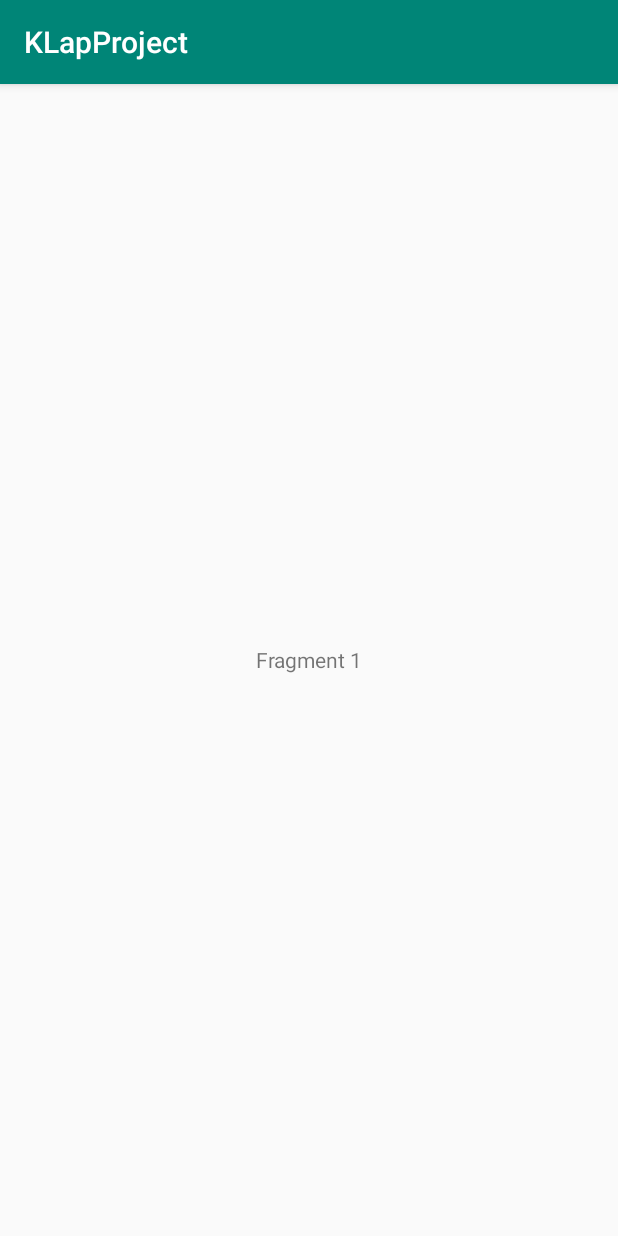
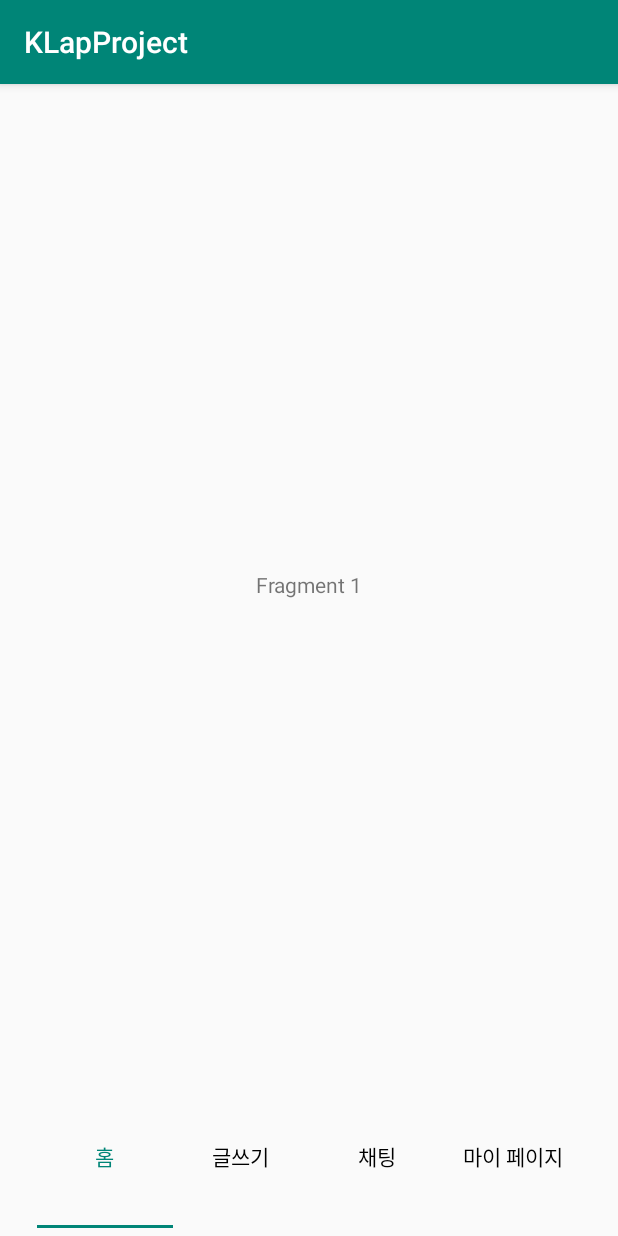
Before and after one commit to syoung125/K-Lab-group-buying-, an Android app: the screen it shows after launch (MainActivity), on a phone screen of 412 x 824 dp. Run offline under Robolectric (Android 15) with nearby library versions, the phone set to English and light mode, and no system bars.

Commit message:
기본값 수정

```diff
--- a/app/src/main/java/com/example/klapproject/Fragment3.kt
+++ b/app/src/main/java/com/example/klapproject/Fragment3.kt
@@ -9,6 +9,6 @@ import android.view.ViewGroup
 class Fragment3 : Fragment() {
 
     override fun onCreateView(inflater: LayoutInflater, container: ViewGroup?, savedInstanceState: Bundle?): View? {
-        return inflater.inflate(R.layout.fragment_fragment1, container, false)
+        return inflater.inflate(R.layout.fragment_fragment3, container, false)
     }
 }
--- a/app/src/main/java/com/example/klapproject/Fragment4.kt
+++ b/app/src/main/java/com/example/klapproject/Fragment4.kt
@@ -9,6 +9,6 @@ import android.view.ViewGroup
 class Fragment4 : Fragment() {
 
     override fun onCreateView(inflater: LayoutInflater, container: ViewGroup?, savedInstanceState: Bundle?): View? {
-        return inflater.inflate(R.layout.fragment_fragment1, container, false)
+        return inflater.inflate(R.layout.fragment_fragment4, container, false)
     }
 }
--- a/app/src/main/java/com/example/klapproject/MainActivity.kt
+++ b/app/src/main/java/com/example/klapproject/MainActivity.kt
@@ -18,10 +18,10 @@ class MainActivity : AppCompatActivity() {
 
     fun init(){
         tabLayer = findViewById(R.id.layout_tab)
-        tabLayer?.addTab(tabLayer!!.newTab().setText("Tab 1"))
-        tabLayer?.addTab(tabLayer!!.newTab().setText("Tab 2"))
-        tabLayer?.addTab(tabLayer!!.newTab().setText("Tab 3"))
-        tabLayer?.addTab(tabLayer!!.newTab().setText("Tab 4"))
+        tabLayer?.addTab(tabLayer!!.newTab().setText("홈"))
+        tabLayer?.addTab(tabLayer!!.newTab().setText("글쓰기"))
+        tabLayer?.addTab(tabLayer!!.newTab().setText("채팅"))
+        tabLayer?.addTab(tabLayer!!.newTab().setText("마이 페이지"))
         // 탭 4개 추가
 
         val adapter = MyAdapter(supportFragmentManager, tabLayer!!.tabCount)
--- a/app/src/main/res/layout/activity_main.xml
+++ b/app/src/main/res/layout/activity_main.xml
@@ -9,19 +9,23 @@
         android:orientation="vertical">
 
     <android.support.v4.view.ViewPager android:layout_width="match_parent"
-                                       android:layout_height="wrap_content"
-                                       android:id="@+id/content">
+                                       android:layout_height="0dp"
+                                       android:id="@+id/content"
+    android:layout_weight="7">
     </android.support.v4.view.ViewPager>
 
     <android.support.design.widget.TabLayout
             android:layout_width="match_parent"
-            android:layout_height="wrap_content"
+            android:layout_height="0dp"
+            android:layout_weight="1"
             app:tabGravity="center"
             android:id="@+id/layout_tab"
             app:tabMode="fixed"
             app:tabTextColor="#000000"
             app:tabSelectedTextColor="@color/colorPrimary"
-            app:tabIndicatorColor="@color/colorPrimary" android:clickable="true">
+            app:tabIndicatorColor="@color/colorPrimary"
+            android:layout_marginBottom="5dp"
+            >
     </android.support.design.widget.TabLayout>
 
 </LinearLayout>
--- a/app/src/main/res/layout/fragment_fragment2.xml
+++ b/app/src/main/res/layout/fragment_fragment2.xml
@@ -12,5 +12,4 @@ android:layout_gravity="center">
             android:layout_width="match_parent"
             android:layout_height="match_parent"
             android:text="Fragment 2"/>
-
 </FrameLayout>
```
Also changed, not shown: app/src/main/java/com/example/klapproject/MyAdapter.kt (+4 -4 lines).
